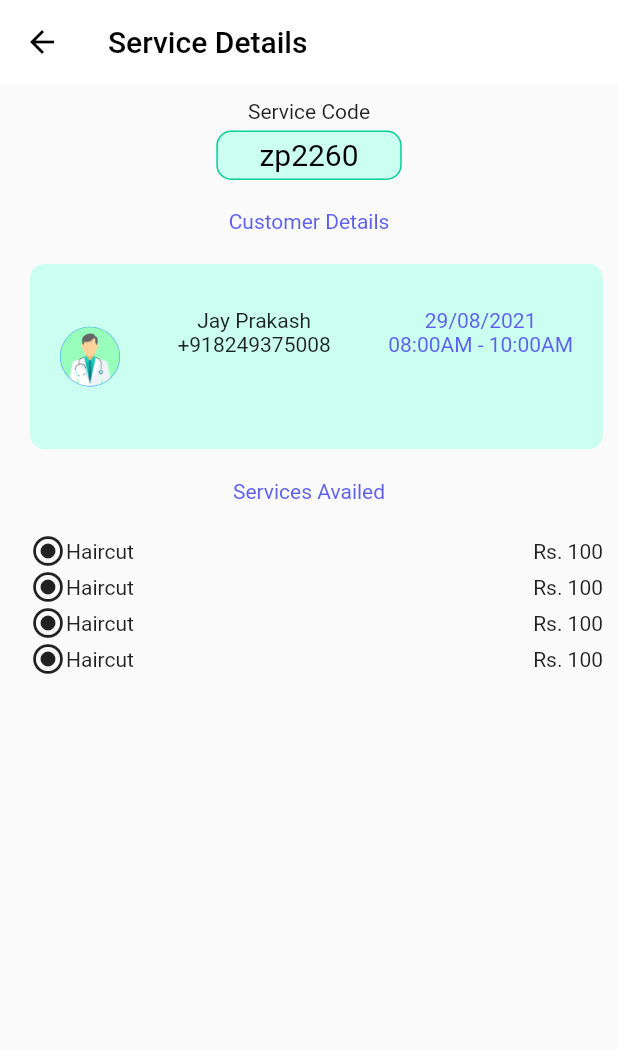
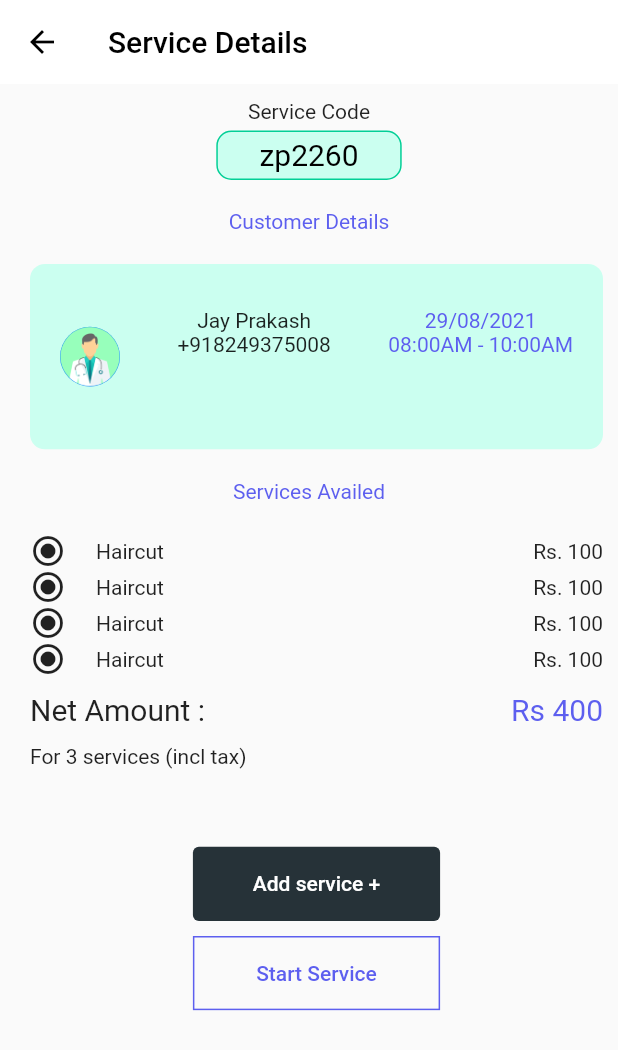
Before and after one commit to Sounmay/Prayas-Booking-App-Service, a Flutter app: the StartService screen opened by its route, on a phone screen of 412 x 824 dp. Shown: the top 1050 px of the screen. Run offline on Flutter 3.47's test engine with Material 2 defaults, Android fonts, the phone set to English and light mode, and no system bars; our stand-ins replace cloud_firestore, date_format, file_picker, firebase_auth, firebase_core, firebase_storage and 4 more; accounts and stored records are empty.

Commit message:
Start Service Screen Made

```diff
--- a/lib/Screens/StartService.dart
+++ b/lib/Screens/StartService.dart
@@ -6,6 +6,7 @@ class StartService extends StatefulWidget {
 }
 
 class _StartServiceState extends State<StartService> {
+  bool started=false;
   @override
   Widget build(BuildContext context) {
     return Scaffold(
@@ -107,6 +108,7 @@ class _StartServiceState extends State<StartService> {
                       Row(
                         children: [
                           Icon(Icons.radio_button_checked),
+                          SizedBox(width: 20.0,),
                           Text("Haircut")
                         ],
                       ),
@@ -121,6 +123,7 @@ class _StartServiceState extends State<StartService> {
                       Row(
                         children: [
                           Icon(Icons.radio_button_checked),
+                          SizedBox(width: 20.0,),
                           Text("Haircut")
                         ],
                       ),
@@ -135,6 +138,7 @@ class _StartServiceState extends State<StartService> {
                       Row(
                         children: [
                           Icon(Icons.radio_button_checked),
+                          SizedBox(width: 20.0,),
                           Text("Haircut")
                         ],
                       ),
@@ -149,6 +153,7 @@ class _StartServiceState extends State<StartService> {
                       Row(
                         children: [
                           Icon(Icons.radio_button_checked),
+                          SizedBox(width: 20.0,),
                           Text("Haircut")
                         ],
                       ),
@@ -158,6 +163,58 @@ class _StartServiceState extends State<StartService> {
                     ],
                   ),
                   SizedBox(height: 10.0,),
+                  Container(
+                    child: Column(
+                      children: [
+                        Row(
+                          mainAxisAlignment: MainAxisAlignment.spaceBetween,
+                          children: [
+                            Text("Net Amount : ", style: TextStyle(fontSize: 20),),
+                            Text("Rs 400", style: TextStyle(fontSize: 20, color: Color(0xff5D5FEF)),),
+                          ],
+                        ),
+                        Row(
+                          children: [
+                            SizedBox(height: 40.0,),
+                            Text("For 3 services (incl tax)"),
+
+                          ],
+                        )
+                      ],
+                    )
+                  ),
+                  SizedBox(height: 40.0,),
+                  Container(
+                    width: MediaQuery.of(context).size.width * 0.4,
+                    height: MediaQuery.of(context).size.height * 0.06,
+                    child: TextButton(
+                      onPressed: () {},
+                      child: Text('Add service +',
+                          style: TextStyle(color: Colors.white)),
+                      style: TextButton.styleFrom(backgroundColor: Color(0xFF263238)),
+                    ),
+                  ),
+                  SizedBox(height: 10.0,),
+                  Container(
+                    width: MediaQuery.of(context).size.width * 0.4,
+                    height: MediaQuery.of(context).size.height * 0.06,
+                    decoration: BoxDecoration(
+                      border: Border.all(color: Color(0xff5D5FEF))
+                    ),
+                    child: TextButton(
+                      onPressed: () {
+                        setState(() {
+                          started=!started;
+                        });
+                        if(started==false){
+                          Navigator.popAndPushNamed(context, '/otpscreen');
+                        }
+                      },
+                      child: Text((started==false)?'Start Service':'Service Completed :-)',
+                          style: TextStyle(color: Color(0xff5D5FEF))),
+                      style: TextButton.styleFrom(),
+                    ),
+                  )
                 ],
               ),
             )
```
